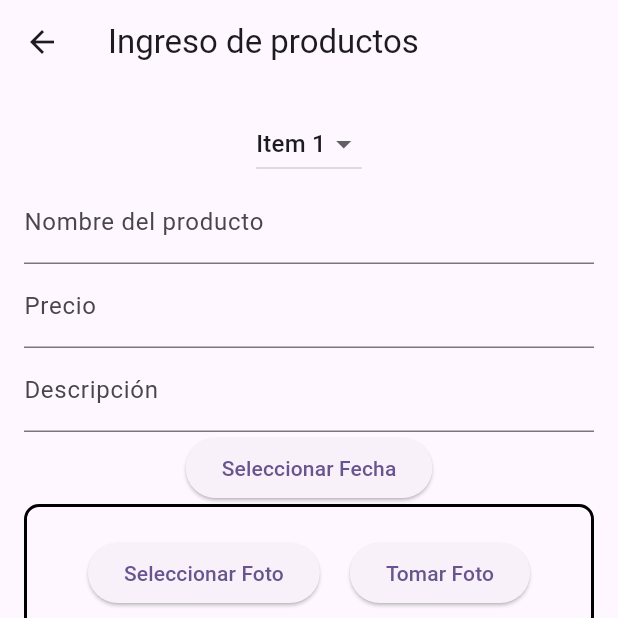
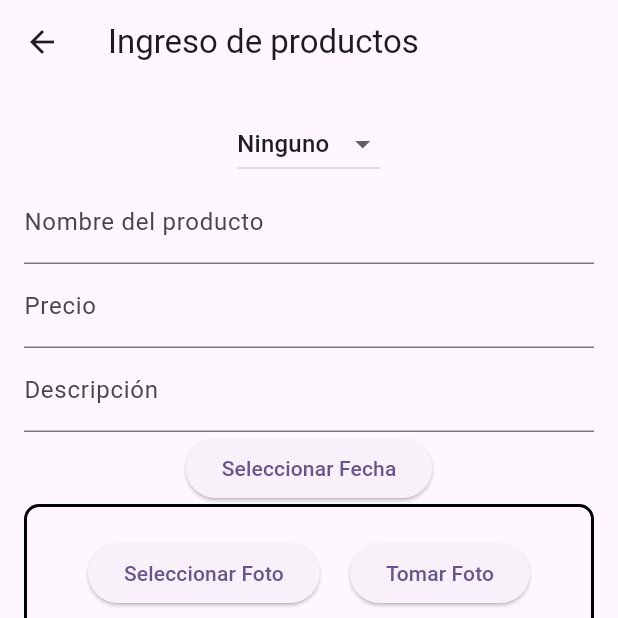
Before and after one commit to GeovannyMolina25/ProyectoFlutter, a Flutter app: the screen it shows after launch, in the side drawer, after a tap on "Ingreso de productos", on a phone screen of 412 x 824 dp, the top half of it. Run offline on Flutter 3.47's test engine with Material 2 defaults, Android fonts, the phone set to English and light mode, and no system bars; our stand-ins replace cloud_firestore, firebase_core, firebase_storage, image_picker; accounts and stored records are empty.

Commit message:
DropItemMenu

```diff
--- a/lib/view/IngresosProductosView.dart
+++ b/lib/view/IngresosProductosView.dart
@@ -30,8 +30,8 @@ class _FormularioProductoState extends State<FormularioProducto> {
   bool isDatePickerVisible = false;
   XFile? pickedImage;
 
-  List<String> items = ['Item 1', 'Item 2', 'Item 3', 'Item 4'];
-  String selectedItem = 'Item 1'; // Valor seleccionado por defecto
+  List<String> items = ['Ninguno', 'Nelson', 'Geovanny', 'Amy'];
+  String selectedItem = 'Ninguno'; // Valor seleccionado por defecto
 
   void toggleDatePicker() {
     setState(() {
```
